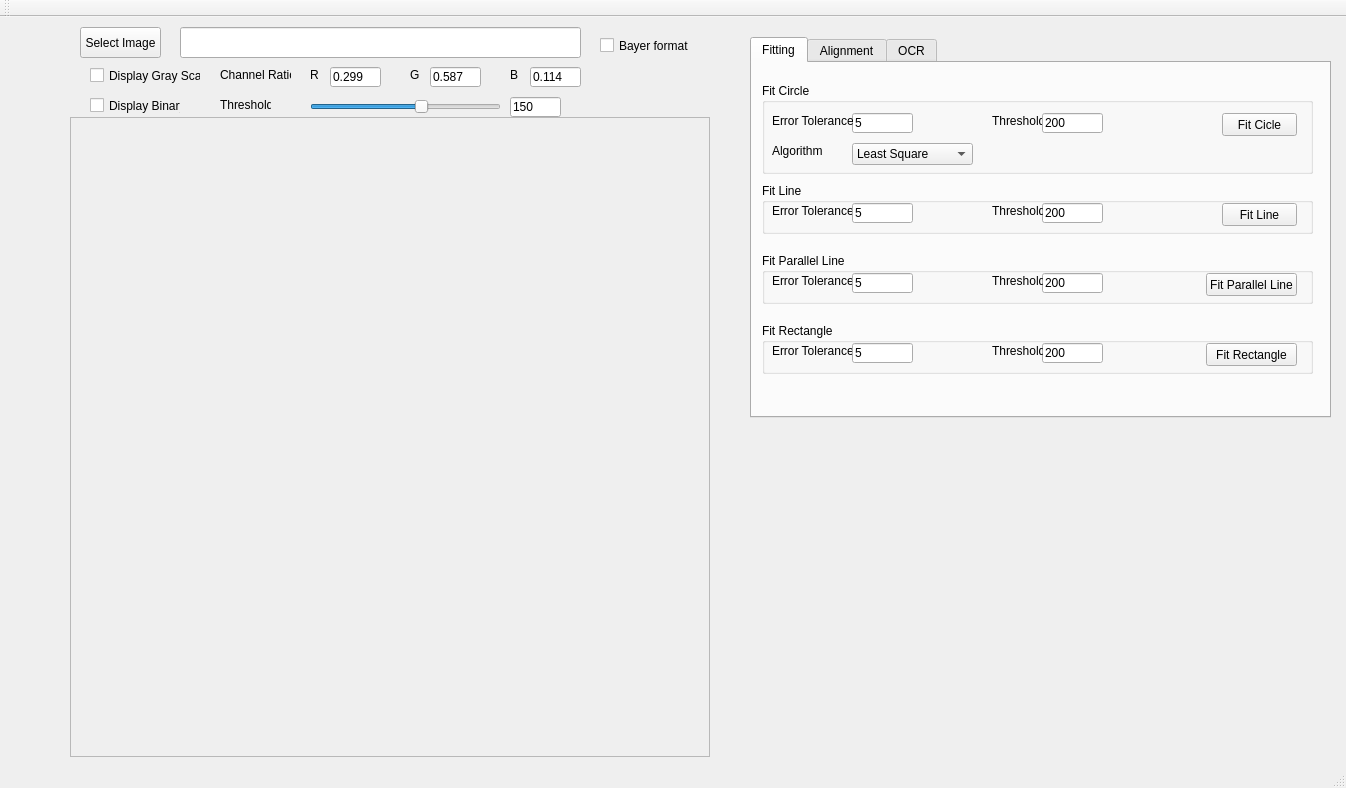
This is VisionWidget/visionwidget.ui in hceng123/VisionLibrary as Qt 5 draws it before an edit. The edited form follows.
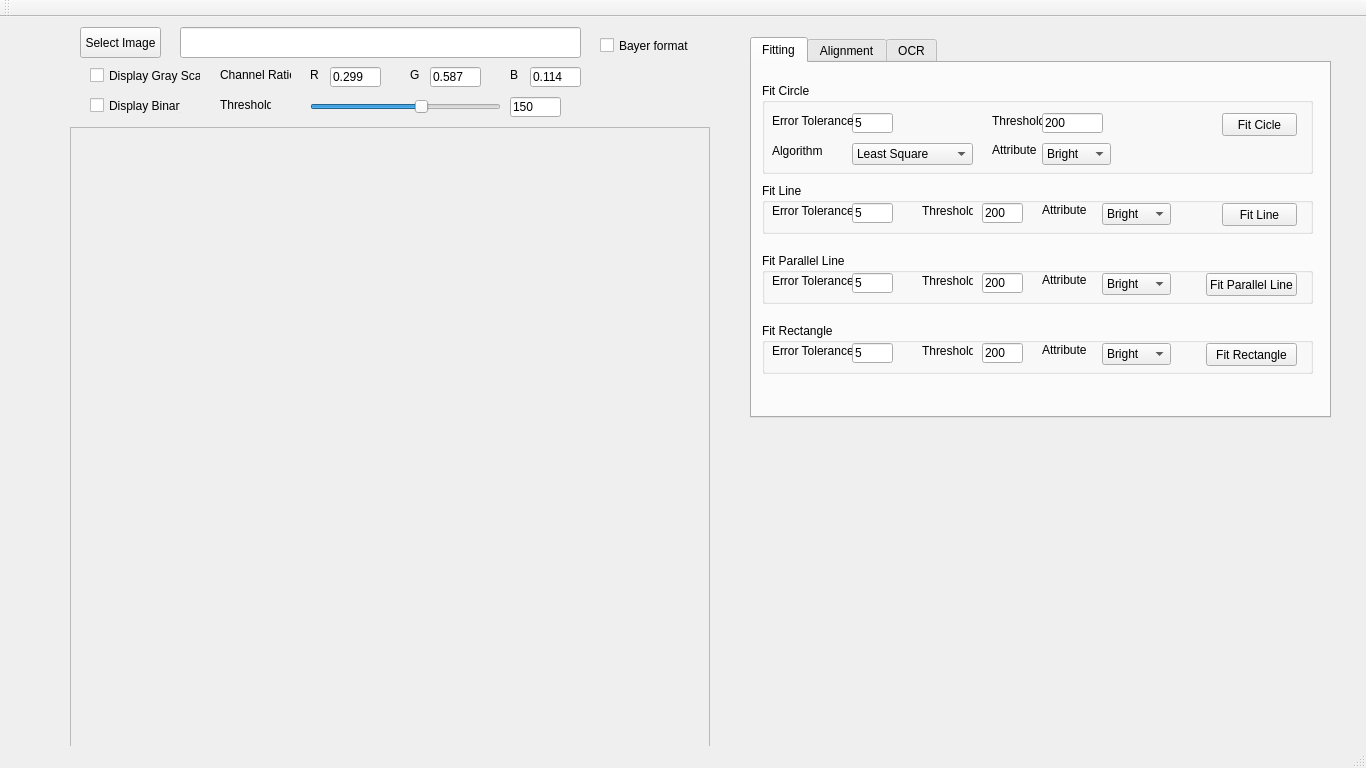
This is the edited form. Custom widgets are drawn as their Qt base class.

Commit message:
Support object attribute for fitting.
1. Support object attribute dark and bright for fitting.
2. Add regression test for circle fitting.
3. Fix bug in circle fitting.

The edit to the form file:
```diff
--- a/VisionWidget/visionwidget.ui
+++ b/VisionWidget/visionwidget.ui
@@ -6,8 +6,8 @@
    <rect>
     <x>0</x>
     <y>0</y>
-    <width>1346</width>
-    <height>788</height>
+    <width>1366</width>
+    <height>768</height>
    </rect>
   </property>
   <property name="windowTitle">
@@ -18,7 +18,7 @@
     <property name="geometry">
      <rect>
       <x>70</x>
-      <y>100</y>
+      <y>110</y>
       <width>640</width>
       <height>640</height>
      </rect>
@@ -57,7 +57,7 @@
     <property name="geometry">
      <rect>
       <x>10</x>
-      <y>100</y>
+      <y>110</y>
       <width>50</width>
       <height>461</height>
      </rect>
@@ -109,7 +109,7 @@
         <rect>
          <x>90</x>
          <y>30</y>
-         <width>61</width>
+         <width>41</width>
          <height>20</height>
         </rect>
        </property>
@@ -200,6 +200,39 @@
         <string>Algorithm</string>
        </property>
       </widget>
+      <widget class="QLabel" name="labelCircleAttribute">
+       <property name="geometry">
+        <rect>
+         <x>230</x>
+         <y>60</y>
+         <width>47</width>
+         <height>13</height>
+        </rect>
+       </property>
+       <property name="text">
+        <string>Attribute</string>
+       </property>
+      </widget>
+      <widget class="QComboBox" name="comboBoxCircleAttribute">
+       <property name="geometry">
+        <rect>
+         <x>280</x>
+         <y>60</y>
+         <width>69</width>
+         <height>22</height>
+        </rect>
+       </property>
+       <item>
+        <property name="text">
+         <string>Bright</string>
+        </property>
+       </item>
+       <item>
+        <property name="text">
+         <string>Dark</string>
+        </property>
+       </item>
+      </widget>
      </widget>
      <widget class="QGroupBox" name="groupBoxFitLine">
       <property name="geometry">
@@ -231,7 +264,7 @@
         <rect>
          <x>90</x>
          <y>20</y>
-         <width>61</width>
+         <width>41</width>
          <height>20</height>
         </rect>
        </property>
@@ -245,9 +278,9 @@
       <widget class="QLineEdit" name="lineEditFitLineThreshold">
        <property name="geometry">
         <rect>
-         <x>280</x>
+         <x>220</x>
          <y>20</y>
-         <width>61</width>
+         <width>41</width>
          <height>20</height>
         </rect>
        </property>
@@ -261,7 +294,7 @@
       <widget class="QLabel" name="labelFitLineThreshold">
        <property name="geometry">
         <rect>
-         <x>230</x>
+         <x>160</x>
          <y>20</y>
          <width>51</width>
          <height>16</height>
@@ -284,6 +317,39 @@
         <string>Fit Line</string>
        </property>
       </widget>
+      <widget class="QLabel" name="labelLineAttribute">
+       <property name="geometry">
+        <rect>
+         <x>280</x>
+         <y>20</y>
+         <width>47</width>
+         <height>13</height>
+        </rect>
+       </property>
+       <property name="text">
+        <string>Attribute</string>
+       </property>
+      </widget>
+      <widget class="QComboBox" name="comboBoxLineAttribute">
+       <property name="geometry">
+        <rect>
+         <x>340</x>
+         <y>20</y>
+         <width>69</width>
+         <height>22</height>
+        </rect>
+       </property>
+       <item>
+        <property name="text">
+         <string>Bright</string>
+        </property>
+       </item>
+       <item>
+        <property name="text">
+         <string>Dark</string>
+        </property>
+       </item>
+      </widget>
      </widget>
      <widget class="QGroupBox" name="groupBoxFitParallelLine">
       <property name="geometry">
@@ -315,7 +381,7 @@
         <rect>
          <x>90</x>
          <y>20</y>
-         <width>61</width>
+         <width>41</width>
          <height>20</height>
         </rect>
        </property>
@@ -329,9 +395,9 @@
       <widget class="QLineEdit" name="lineEditFitParallelLineThreshold">
        <property name="geometry">
         <rect>
-         <x>280</x>
+         <x>220</x>
          <y>20</y>
-         <width>61</width>
+         <width>41</width>
          <height>20</height>
         </rect>
        </property>
@@ -345,7 +411,7 @@
       <widget class="QLabel" name="labelFitParallelLineThreshold">
        <property name="geometry">
         <rect>
-         <x>230</x>
+         <x>160</x>
          <y>20</y>
          <width>51</width>
          <height>16</height>
@@ -368,6 +434,39 @@
         <string>Fit Parallel Line</string>
        </property>
       </widget>
+      <widget class="QLabel" name="labelParallelLineAttribute">
+       <property name="geometry">
+        <rect>
+         <x>280</x>
+         <y>20</y>
+         <width>47</width>
+         <height>13</height>
+        </rect>
+       </property>
+       <property name="text">
+        <string>Attribute</string>
+       </property>
+      </widget>
+      <widget class="QComboBox" name="comboBoxParallelLineAttribute">
+       <property name="geometry">
+        <rect>
+         <x>340</x>
+         <y>20</y>
+         <width>69</width>
+         <height>22</height>
+        </rect>
+       </property>
+       <item>
+        <property name="text">
+         <string>Bright</string>
+        </property>
+       </item>
+       <item>
+        <property name="text">
+         <string>Dark</string>
+        </property>
+       </item>
+      </widget>
      </widget>
      <widget class="QGroupBox" name="groupBoxFitRect">
       <property name="geometry">
@@ -399,7 +498,7 @@
         <rect>
          <x>90</x>
          <y>20</y>
-         <width>61</width>
+         <width>41</width>
          <height>20</height>
         </rect>
        </property>
@@ -413,9 +512,9 @@
       <widget class="QLineEdit" name="lineEditFitRectThreshold">
        <property name="geometry">
         <rect>
-         <x>280</x>
+         <x>220</x>
          <y>20</y>
-         <width>61</width>
+         <width>41</width>
          <height>20</height>
         </rect>
        </property>
@@ -429,7 +528,7 @@
       <widget class="QLabel" name="labelFitRectThreshold">
        <property name="geometry">
         <rect>
-         <x>230</x>
+         <x>160</x>
          <y>20</y>
          <width>51</width>
          <height>16</height>
@@ -452,6 +551,39 @@
         <string>Fit Rectangle</string>
        </property>
       </widget>
+      <widget class="QComboBox" name="comboBoxRectAttribute">
+       <property name="geometry">
+        <rect>
+         <x>340</x>
+         <y>20</y>
+         <width>69</width>
+         <height>22</height>
+        </rect>
+       </property>
+       <item>
+        <property name="text">
+         <string>Bright</string>
+        </property>
+       </item>
+       <item>
+        <property name="text">
+         <string>Dark</string>
+        </property>
+       </item>
+      </widget>
+      <widget class="QLabel" name="labelRectAttribute">
+       <property name="geometry">
+        <rect>
+         <x>280</x>
+         <y>20</y>
+         <width>47</width>
+         <height>13</height>
+        </rect>
+       </property>
+       <property name="text">
+        <string>Attribute</string>
+       </property>
+      </widget>
      </widget>
     </widget>
     <widget class="QWidget" name="tabAlignment">
```
Left out of the diff: 2 changed lines with no effect on the pictures. The commit also changes 29 other files.
